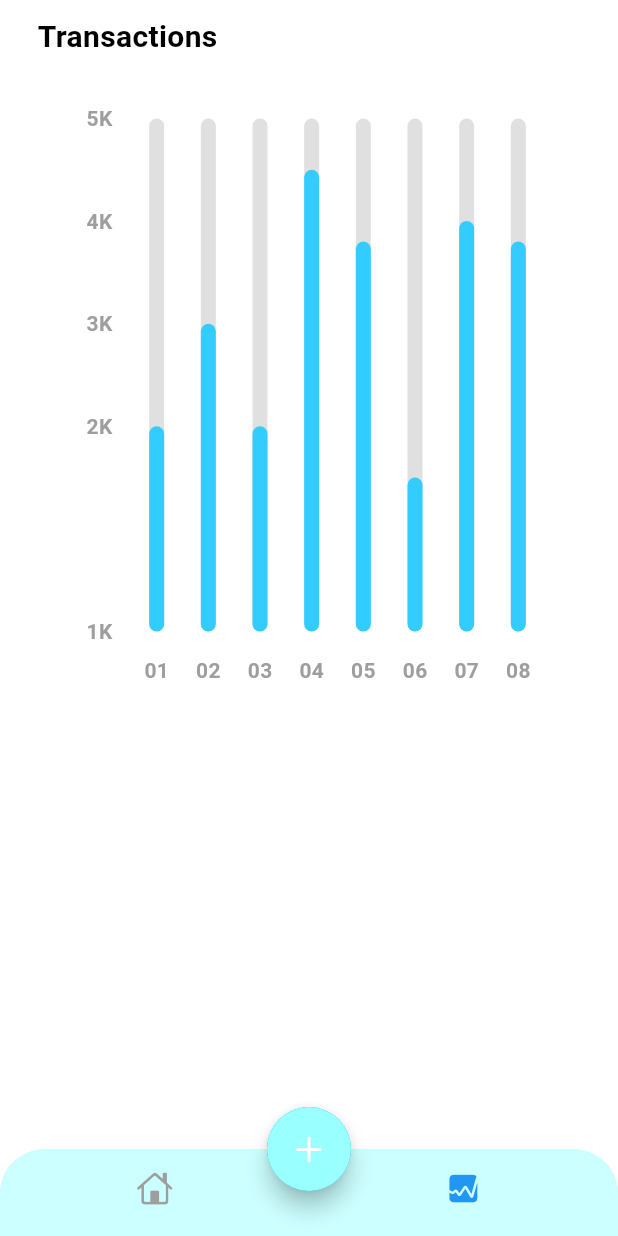
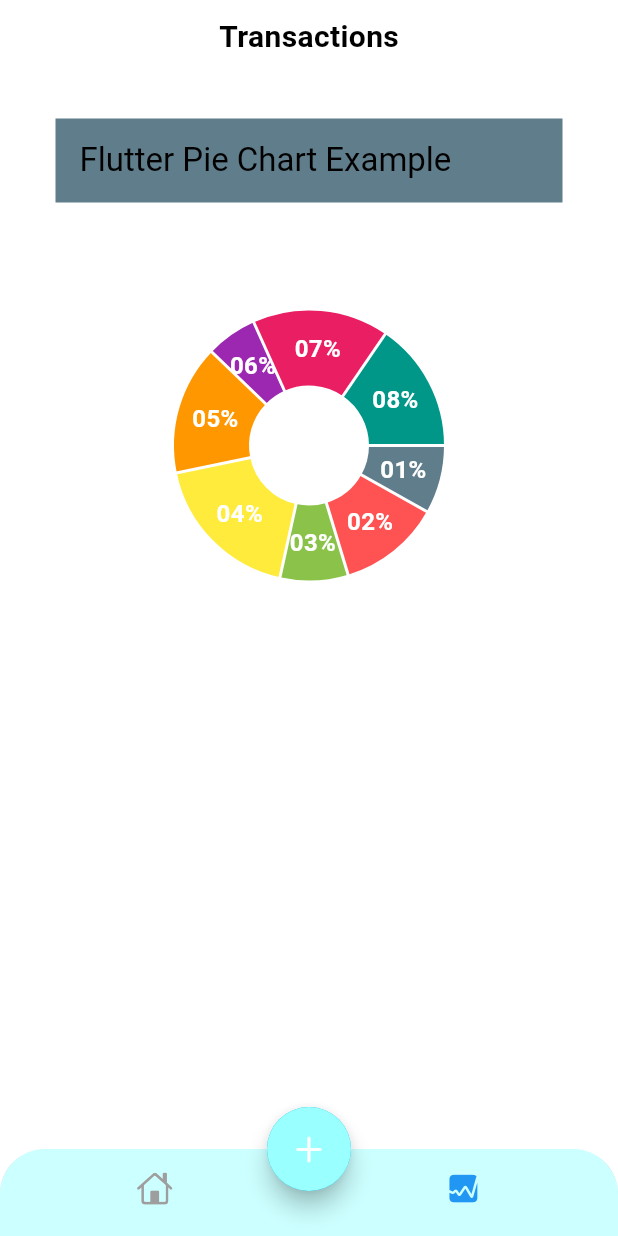
Before and after one commit to jkay-kmm/chitieu, a Flutter app: the screen it shows after launch, item 2 of the bottom bar chosen, on a phone screen of 412 x 824 dp. Run offline on Flutter 3.47's test engine with Material 3 defaults, Android fonts, the phone set to English and light mode, and no system bars; drawn by our look-alikes of fl_chart; our stand-ins replace bloc, cloud_firestore, equatable, firebase_core, flutter_bloc, flutter_colorpicker and 1 more; accounts and stored records are empty.

Commit message:
fix chart

```diff
--- a/lib/screens/add_expense/blocs/create_expense_bloc/create_expense_state.dart
+++ b/lib/screens/add_expense/blocs/create_expense_bloc/create_expense_state.dart
@@ -8,7 +8,6 @@ sealed class CreateExpenseState extends Equatable {
 }
 
 final class CreateExpenseInitial extends CreateExpenseState {}
-
 final class CreateExpenseFailure extends CreateExpenseState {}
 final class CreateExpenseLoading extends CreateExpenseState {}
 final class CreateExpenseSuccess extends CreateExpenseState {}
--- a/lib/screens/home/views/home_screen.dart
+++ b/lib/screens/home/views/home_screen.dart
@@ -50,7 +50,10 @@ class _HomeScreenState extends State<HomeScreen> {
                     BottomNavigationBarItem(
                       icon: Icon(CupertinoIcons.home,
                           color: index == 0 ? selectedItem : unselectedItem
-                      ), label: 'Home'),
+                      ),
+                        label: 'Home'
+                    ),
+
                     BottomNavigationBarItem(
                         icon: Icon(CupertinoIcons.graph_square_fill,
                             color: index == 1 ? selectedItem : unselectedItem
@@ -99,7 +102,7 @@ class _HomeScreenState extends State<HomeScreen> {
             ),
             body: index == 0
               ? MainScreen(state.expenses)
-              : const StatScreen());
+              : StatScreen());
         } else {
           return const Scaffold(
             body: Center(
--- a/lib/screens/home/views/main_screen.dart
+++ b/lib/screens/home/views/main_screen.dart
@@ -25,7 +25,12 @@ class MainScreen extends StatelessWidget {
   @override
   Widget build(BuildContext context) {
     return SafeArea(
-      child: Padding(
+      child: buildPadding(context),
+    );
+  }
+
+  Padding buildPadding(BuildContext context) {
+    return Padding(
       padding: const EdgeInsets.symmetric(horizontal: 25.0, vertical: 10),
       child: Column(
         children: [
@@ -471,7 +476,6 @@ class MainScreen extends StatelessWidget {
           )
         ],
       ),
-      ),
     );
   }
 }
--- a/lib/screens/stats/chart.dart
+++ b/lib/screens/stats/chart.dart
@@ -1,4 +1,3 @@
-import 'dart:math';
 import 'package:fl_chart/fl_chart.dart';
 import 'package:flutter/material.dart';
 
@@ -12,153 +11,87 @@ class MyChart extends StatefulWidget {
 class _MyChartState extends State<MyChart> {
   @override
   Widget build(BuildContext context) {
-    return BarChart(
-      mainBarData(),
+    return Scaffold(
+      // backgroundColor: Colors.blueGrey,
+      appBar: AppBar(
+        backgroundColor: Colors.blueGrey,
+        title: const Text('Flutter Pie Chart Example',),
+      ),
+      body: Center(
+        child: PieChart(
+          PieChartData(
+            sections: showingSections(),
+            sectionsSpace: 2,
+            centerSpaceRadius: 40,
+            pieTouchData: PieTouchData(
+              touchCallback: (FlTouchEvent event, pieTouchResponse) {
+                if (!event.isInterestedForInteractions ||
+                    pieTouchResponse == null ||
+                    pieTouchResponse.touchedSection == null) {
+                  setState(() {});
+                  return;
+                }
+
+                final touchedIndex =
+                    pieTouchResponse.touchedSection!.touchedSectionIndex;
+
+                setState(() {
+                  // Here you can change the state to highlight the touched section
+                });
+              },
+            ),
+            borderData: FlBorderData(
+              show: false,
+            ),
+            startDegreeOffset: 0,
+          ),
+        ),
+
+      ),
     );
   }
 
-  BarChartGroupData makeGroupData(int x, double y) {
-    return BarChartGroupData(
-      x: x,
-      barRods: [
-        BarChartRodData(
-          toY: y,
-          color:const  Color(0xFF33CCFF),
-          width: 10,
-          backDrawRodData: BackgroundBarChartRodData(
-            show: true,
-            toY: 5,
-            color: Colors.grey.shade300
-          )
-        )
-      ]
-    );
-  }
-
-  List<BarChartGroupData> showingGroups() => List.generate(8, (i) {
+  List<PieChartSectionData> showingSections() {
+    return List.generate(8, (i) {
       switch (i) {
         case 0:
-        return makeGroupData(0, 2);
+          return makePieSectionData(0, 20, '01', Colors.blueGrey);
         case 1:
-        return makeGroupData(1, 3);
+          return makePieSectionData(1, 30, '02', Colors.redAccent);
         case 2:
-        return makeGroupData(2, 2);
+          return makePieSectionData(2, 20, '03', Colors.lightGreen);
         case 3:
-        return makeGroupData(3, 4.5);
+          return makePieSectionData(3, 45, '04', Colors.yellow);
         case 4:
-        return makeGroupData(4, 3.8);
+          return makePieSectionData(4, 38, '05', Colors.orange);
         case 5:
-        return makeGroupData(5, 1.5);
+          return makePieSectionData(5, 15, '06', Colors.purple);
         case 6:
-        return makeGroupData(6, 4);
+          return makePieSectionData(6, 40, '07', Colors.pink);
         case 7:
-        return makeGroupData(7, 3.8);
+          return makePieSectionData(7, 38, '08', Colors.teal);
         default:
           return throw Error();
       }
     });
-
-  BarChartData mainBarData() {
-    return BarChartData(
-      titlesData: FlTitlesData(
-        show: true,
-        rightTitles: const AxisTitles(
-          sideTitles: SideTitles(showTitles: false)
-        ),
-        topTitles: const AxisTitles(
-          sideTitles: SideTitles(showTitles: false)
-        ),
-        bottomTitles: AxisTitles(
-          sideTitles: SideTitles(
-            showTitles: true,
-            reservedSize: 38,
-            getTitlesWidget: getTiles,
-          )
-        ),
-        leftTitles: AxisTitles(
-          sideTitles: SideTitles(
-            showTitles: true,
-            reservedSize: 38,
-            getTitlesWidget: leftTitles,
-          ),
-        ),
-      ),
-      borderData: FlBorderData(
-        show: false
-      ),
-      gridData: const FlGridData(show: false),
-      barGroups: showingGroups(),
-    );
   }
 
-  Widget getTiles(double value, TitleMeta meta) {
-    const style = TextStyle(
-      color: Colors.grey,
+  PieChartSectionData makePieSectionData(
+      int index, double value, String title, Color color) {
+    final isTouched = false;
+    final double fontSize = isTouched ? 25 : 16;
+    final double radius = isTouched ? 60 : 50;
+
+    return PieChartSectionData(
+      color: color,
+      value: value,
+      title: '$title%',
+      radius: radius,
+      titleStyle: TextStyle(
+        fontSize: fontSize,
         fontWeight: FontWeight.bold,
-      fontSize: 14,
-    );
-    Widget text;
-
-    switch (value.toInt()) {
-      case 0:
-        text = const Text('01', style: style);
-        break;
-      case 1:
-        text = const Text('02', style: style);
-        break;
-      case 2:
-        text = const Text('03', style: style);
-        break;
-      case 3:
-        text = const Text('04', style: style);
-        break;
-      case 4:
-        text = const Text('05', style: style);
-        break;
-      case 5:
-        text = const Text('06', style: style);
-        break;
-      case 6:
-        text = const Text('07', style: style);
-        break;
-      case 7:
-        text = const Text('08', style: style);
-        break;
-      default:
-        text = const Text('', style: style);
-        break;
-    }
-    return SideTitleWidget(
-      axisSide: meta.axisSide,
-      space: 16,
-      child: text,
-    );
-  }
-
-   Widget leftTitles(double value, TitleMeta meta) {
-    const style = TextStyle(
-      color: Colors.grey,
-      fontWeight: FontWeight.bold,
-      fontSize: 14,
-    );
-    String text;
-    if (value == 0) {
-      text = '1K';
-    } else if (value == 2) {
-      text = '2K';
-    } else if (value == 3) {
-      text = '3K';
-    } else if (value == 4) {
-      text = '4K';
-    } else if (value == 5) {
-      text = '5K';
-    } else {
-      return Container();
-    }
-    return SideTitleWidget(
-      axisSide: meta.axisSide,
-      space: 0,
-      child: Text(text, style: style),
+        color: Colors.white,
+      ),
     );
   }
 }
--- a/lib/screens/stats/stats.dart
+++ b/lib/screens/stats/stats.dart
@@ -4,7 +4,15 @@ import 'package:flutter/material.dart';
 import 'chart.dart';
 
 class StatScreen extends StatelessWidget {
-  const StatScreen({super.key});
+
+  Map<String, double> dataMap = {
+    "Flutter": 5,
+    "React": 3,
+    "Xamarin": 2,
+    "Ionic": 2,
+  };
+   StatScreen({super.key});
+
 
   @override
   Widget build(BuildContext context) {
@@ -12,13 +20,16 @@ class StatScreen extends StatelessWidget {
       child: Padding(
         padding: const EdgeInsets.symmetric(horizontal: 25.0, vertical: 10),
         child: Column(
+
           crossAxisAlignment: CrossAxisAlignment.start,
           children: [
-            const Text(
-              'Transactions',
-              style: TextStyle(
-                fontSize: 20,
-                fontWeight: FontWeight.bold
+            const Center(
+              child: Text(
+                'Transactions',
+                style: TextStyle(
+                  fontSize: 20,
+                  fontWeight: FontWeight.bold
+                ),
               ),
             ),
             const SizedBox(height: 20),
@@ -29,9 +40,9 @@ class StatScreen extends StatelessWidget {
                 color: Colors.white,
                 borderRadius: BorderRadius.circular(12)
               ),
-              child: const Padding(
+              child:  const Padding(
                 padding: EdgeInsets.fromLTRB(12, 20, 12, 12),
-                child: MyChart(),
+                child: MyChart()
               )
             )
           ],
--- a/packages/expense_repository/lib/src/models/expense.dart
+++ b/packages/expense_repository/lib/src/models/expense.dart
@@ -8,7 +8,6 @@ class Expense {
   int amount;
 
   Expense({
-    // required this.id,
     required this.expenseId,
     required this.category,
     required this.date,
@@ -40,4 +39,5 @@ class Expense {
       amount: entity.amount,
     );
   }
+
 }
--- a/pubspec.yaml
+++ b/pubspec.yaml
@@ -15,6 +15,7 @@ dependencies:
   intl: ^0.19.0
   flutter_colorpicker: ^1.1.0
   uuid: ^4.3.3
+  pie_chart: ^5.4.0
 
   firebase_core: ^2.16.0
 
```
Also changed, not shown: pubspec.lock, 2 other files. Lines whose indentation alone changed are shown as unchanged.
